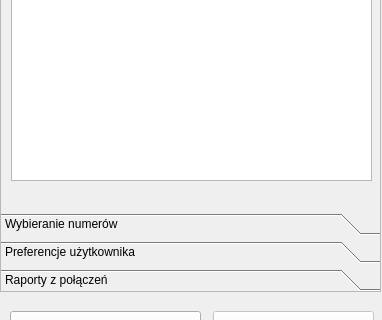
First picture: the form in src/dsipcom.ui, repository dmilith/dsipcom, before the edit; both pictures show x 0 to 382 and y 378 to 698 of the 382 by 852 pixel window.
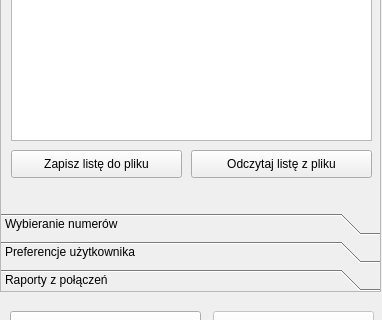
Second picture: the form after the edit. The open tabs and pages were chosen to show the change. Icons and pictures are not drawn.

Commit message: dodano przyciski wczytywania/ zapisywania listy użytkowników. lista uzytkowników wczytuje się przy starcie programu. zapisywana jest tylko w momencie wciśnięcia przycisku zapisania listy. poprawiono nazewnictwo paru funkcji.

Patch:
```diff
--- a/src/dsipcom.ui
+++ b/src/dsipcom.ui
@@ -156,7 +156,7 @@
         <x>10</x>
         <y>10</y>
         <width>361</width>
-        <height>501</height>
+        <height>461</height>
        </rect>
       </property>
       <property name="font" >
@@ -171,6 +171,40 @@
        <cursorShape>PointingHandCursor</cursorShape>
       </property>
      </widget>
+     <widget class="QPushButton" name="save_contact_list_button" >
+      <property name="geometry" >
+       <rect>
+        <x>10</x>
+        <y>480</y>
+        <width>171</width>
+        <height>28</height>
+       </rect>
+      </property>
+      <property name="text" >
+       <string>Zapisz listę do pliku</string>
+      </property>
+      <property name="icon" >
+       <iconset resource="dsipcom.qrc" >
+        <normaloff>:/images/images/folder_add.png</normaloff>:/images/images/folder_add.png</iconset>
+      </property>
+     </widget>
+     <widget class="QPushButton" name="load_contact_list_button" >
+      <property name="geometry" >
+       <rect>
+        <x>190</x>
+        <y>480</y>
+        <width>181</width>
+        <height>28</height>
+       </rect>
+      </property>
+      <property name="text" >
+       <string>Odczytaj listę z pliku</string>
+      </property>
+      <property name="icon" >
+       <iconset resource="dsipcom.qrc" >
+        <normaloff>:/images/images/folder_bell.png</normaloff>:/images/images/folder_bell.png</iconset>
+      </property>
+     </widget>
     </widget>
     <widget class="QWidget" name="page_dialer" >
      <property name="geometry" >
```
Left out of the diff: 10 changed lines with no effect on the pictures. The commit also changes 2 other files.
